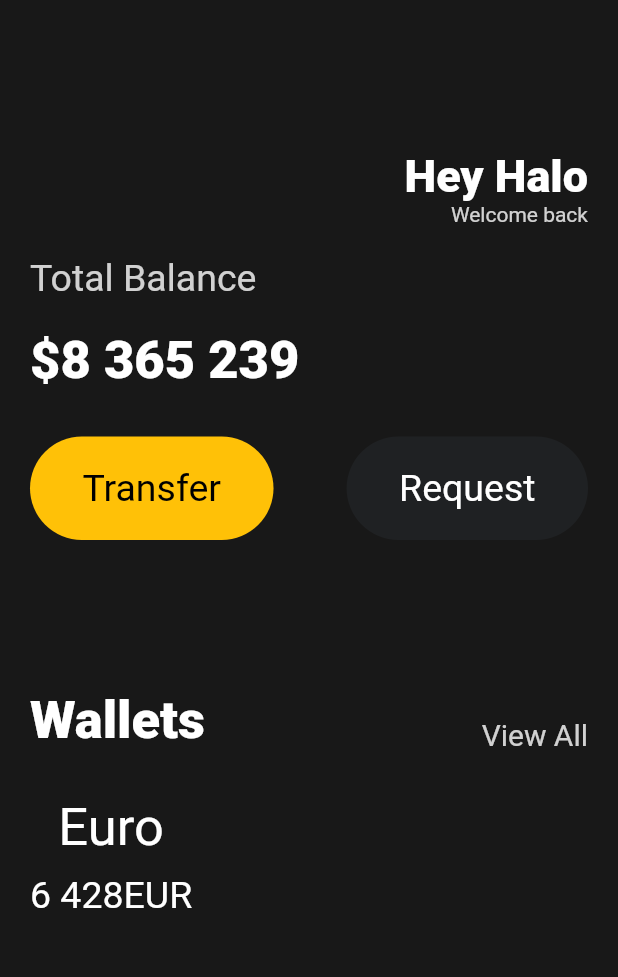
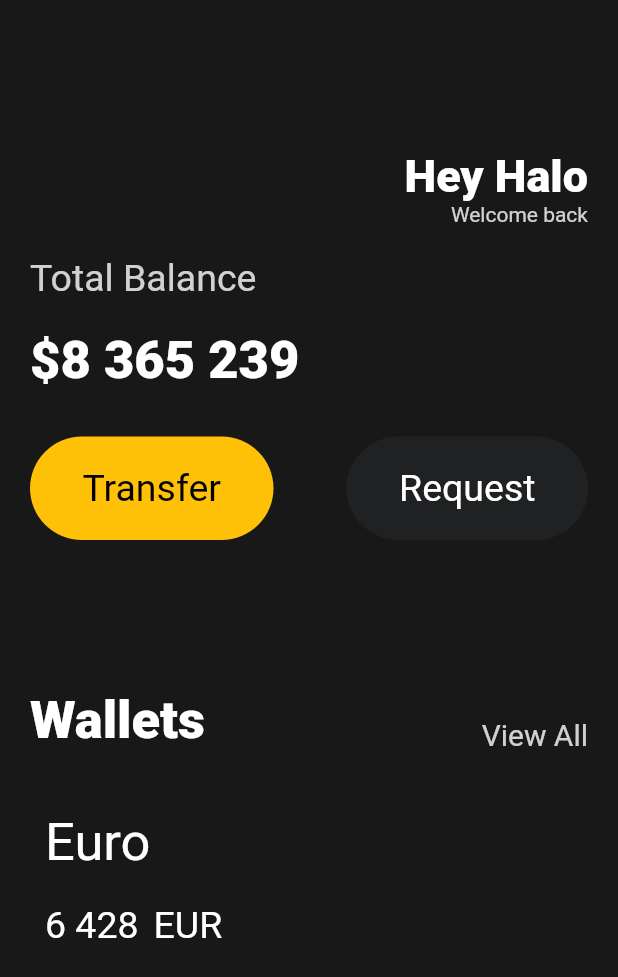
Before and after one commit to grootwo/Flutter-studying, a Flutter app: the screen it shows after launch, on a phone screen of 412 x 824 dp. Shown: the top 977 px of the screen. Run offline on Flutter 3.47's test engine with Material 2 defaults, Android fonts, the phone set to English and light mode, and no system bars.

Commit message:
Wrap with padding and add empty space

```diff
--- a/toonviewer/lib/main.dart
+++ b/toonviewer/lib/main.dart
@@ -113,9 +113,12 @@ class App extends StatelessWidget {
                 const SizedBox(
                   height: 30,
                 ),
-                Row(
+                Padding(
+                  padding: const EdgeInsets.all(10),
+                  child: Row(
                     children: [
                       Column(
+                        crossAxisAlignment: CrossAxisAlignment.start,
                         children: [
                           const Text(
                             "Euro",
@@ -123,6 +126,9 @@ class App extends StatelessWidget {
                               color: Colors.white,
                               fontSize: 35,
                             ),
+                          ),
+                          const SizedBox(
+                            height: 20,
                           ),
                           Row(
                             children: const [
@@ -134,7 +140,7 @@ class App extends StatelessWidget {
                                 ),
                               ),
                               SizedBox(
-                              height: 50,
+                                width: 10,
                               ),
                               Text(
                                 "EUR",
@@ -149,6 +155,7 @@ class App extends StatelessWidget {
                       ),
                     ],
                   ),
+                ),
               ],
             ),
           )),
```
Lines whose indentation alone changed are shown as unchanged.
